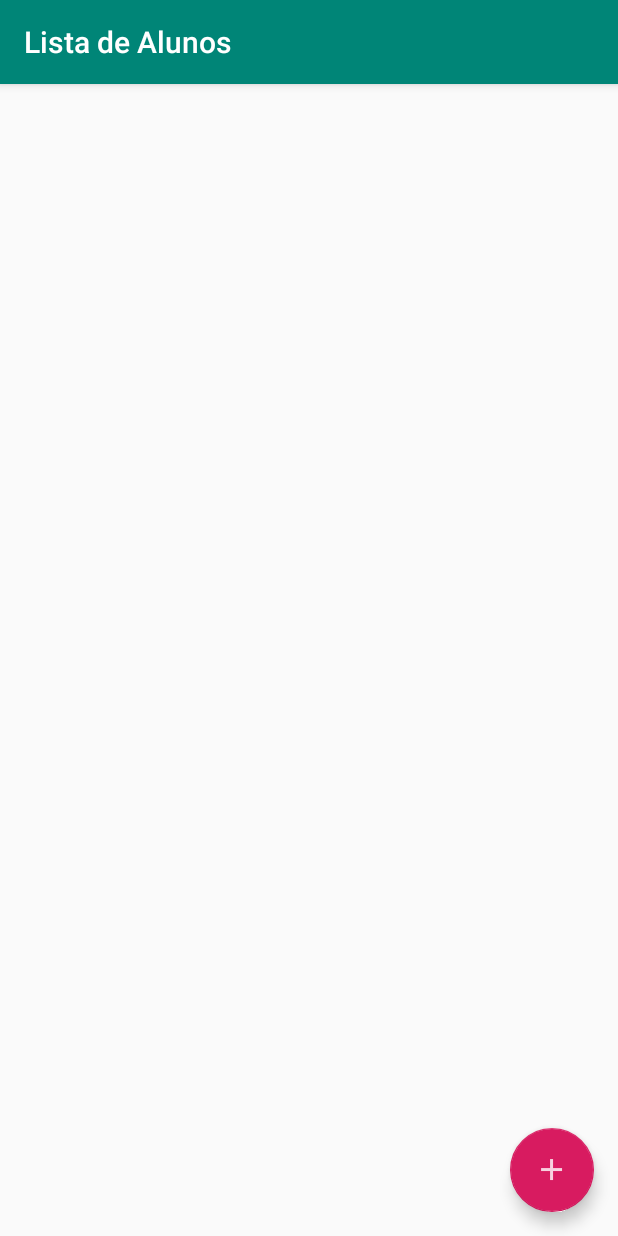
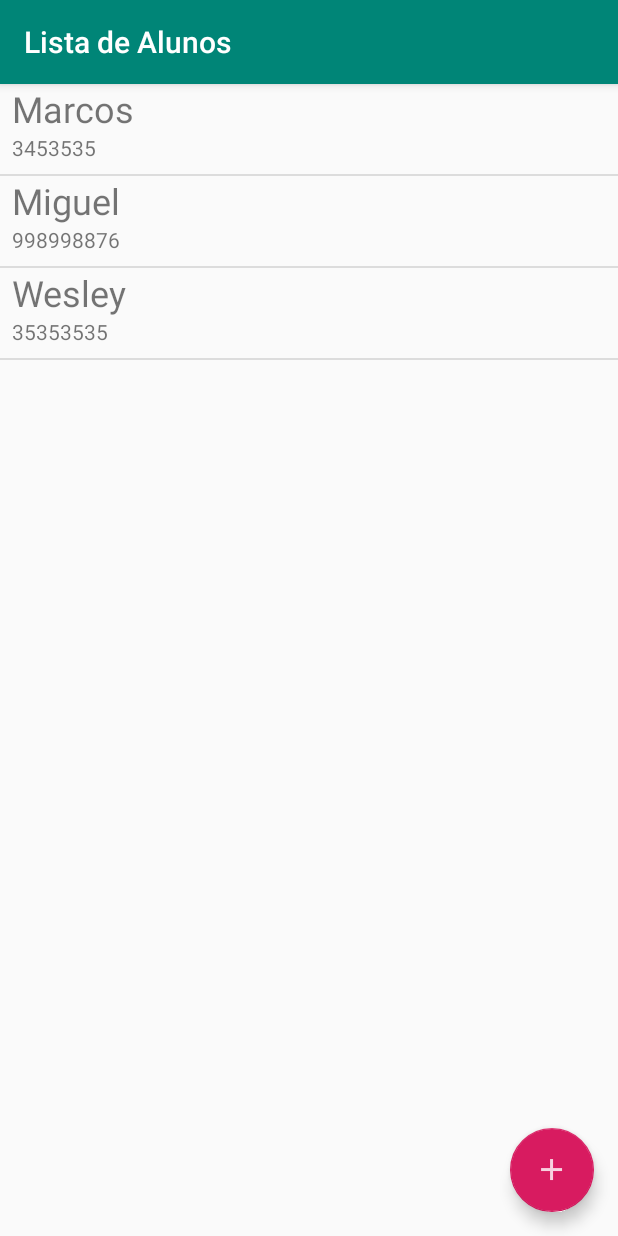
Before and after one commit to miguelBS13/senai-sga-agenda-android, an Android app: the screen it shows after launch (ListaAlunosActivity), on a phone screen of 412 x 824 dp. Run offline under Robolectric (Android 15) with nearby library versions, the phone set to English and light mode, and no system bars.

Commit message:
notificacao de remocao

```diff
--- a/app/src/main/AndroidManifest.xml
+++ b/app/src/main/AndroidManifest.xml
@@ -8,6 +8,7 @@
         android:label="@string/app_name"
         android:roundIcon="@mipmap/ic_launcher_round"
         android:supportsRtl="true"
+        android:name="br.senai.rn.agenda.AgendaApplication"
         android:theme="@style/AppTheme">
 
         <activity android:name=".FormularioAlunoActivity"/>
--- /dev/null
+++ b/app/src/main/java/br/senai/rn/agenda/AgendaApplication.java
@@ -0,0 +1,25 @@
+package br.senai.rn.agenda;
+
+import android.app.Application;
+
+import br.senai.rn.agenda.dao.AlunoDAO;
+import br.senai.rn.agenda.models.Aluno;
+
+public class AgendaApplication extends Application {
+
+    @Override
+    public void onCreate() {
+        super.onCreate();
+        CriarAlunosDeTeste();
+    }
+
+    private void CriarAlunosDeTeste() {
+        AlunoDAO dao =new AlunoDAO();
+
+        dao.salvar(new Aluno("Miguel", "998998876", "adsfkafdja@gmail.com"));
+        dao.salvar(new Aluno("Marcos", "3453535", "sla@gmail.com"));
+        dao.salvar(new Aluno("Wesley", "35353535", "isso@gmail.com"));
+    }
+
+
+}
--- a/app/src/main/java/br/senai/rn/agenda/activities/ListaAlunosActivity.java
+++ b/app/src/main/java/br/senai/rn/agenda/activities/ListaAlunosActivity.java
@@ -1,24 +1,19 @@
 package br.senai.rn.agenda.activities;
 
+import android.app.AlertDialog;
+import android.content.DialogInterface;
 import android.content.Intent;
 import android.os.Bundle;
 import android.support.annotation.Nullable;
 import android.support.design.widget.FloatingActionButton;
 import android.support.v7.app.AppCompatActivity;
 import android.view.ContextMenu;
-import android.view.LayoutInflater;
 import android.view.MenuItem;
 import android.view.View;
-import android.view.ViewGroup;
 import android.widget.AdapterView;
-import android.widget.ArrayAdapter;
-import android.widget.BaseAdapter;
 import android.widget.ListView;
-import android.widget.TextView;
 
-import java.util.ArrayList;
-import java.util.List;
-
+import br.senai.rn.agenda.adapters.ListaAlunoAdapter;
 import br.senai.rn.agenda.dao.AlunoDAO;
 import br.senai.rn.agenda.models.Aluno;
 
@@ -27,7 +22,7 @@ public class ListaAlunosActivity extends AppCompatActivity {
     private final String TITULO_APPBAR = "Lista de Alunos";
     private ListView listaAlunos;
     private FloatingActionButton botaoAdicionar;
-    private ArrayAdapter<Aluno> adapter;
+    private ListaAlunoAdapter adapter;
     private AlunoDAO dao;
 
     @Override
@@ -42,8 +37,7 @@ public class ListaAlunosActivity extends AppCompatActivity {
     @Override
     protected void onResume() {
         super.onResume();
-        adapter.clear();
-        adapter.addAll(dao.obterTodos());
+        adapter.update(dao.obterTodos());
     }
 
     private void inicializarComponentes() {
@@ -56,52 +50,13 @@ public class ListaAlunosActivity extends AppCompatActivity {
 
         registerForContextMenu(listaAlunos);
 
-        dao.salvar(new Aluno("Miguel", "998998876", "adsfkafdja@gmail.com"));
-        dao.salvar(new Aluno("Marcos", "3453535", "sla@gmail.com"));
-        dao.salvar(new Aluno("Wesley", "35353535", "isso@gmail.com"));
+
     }
 
     private void configurarAdapter(ListView listView) {
-        adapter = new ArrayAdapter<>(this, R.layout.item_aluno);
+        adapter = new ListaAlunoAdapter(this, dao.obterTodos());
 
-        listView.setAdapter (new BaseAdapter() {
-
-            final List<Aluno> alunos = new ArrayList<>();
-
-            @Override
-            public int getCount() {
-                return alunos.size();
-            }
-
-            @Override
-            public Aluno getItem(int position) {
-                return alunos.get(position);
-            }
-
-            @Override
-            public long getItemId(int position) {
-                return alunos.get(position).getId();
-            }
-
-            @Override
-            public View getView(int position, View convertView, ViewGroup parent) {
-
-                Aluno aluno = getItem(position);
-
-                TextView nome = findViewById(R.id.item_aluno_nome);
-                TextView telefone = findViewById(R.id.item_aluno_telefone);
-
-                nome.setText(aluno.getNome());
-                telefone.setText(aluno.getTelefone());
-
-                View viewCriada = LayoutInflater
-                        .from(ListaAlunosActivity.this)
-                        .inflate(R.layout.item_aluno, parent);
-
-                return viewCriada;
-
-            }
-        });
+        listView.setAdapter(adapter);
     }
 
     private void definirEventos() {
@@ -132,17 +87,28 @@ public class ListaAlunosActivity extends AppCompatActivity {
     }
 
     @Override
-    public boolean onContextItemSelected(MenuItem item) {
+    public boolean onContextItemSelected(final MenuItem item) {
         int menuSelecionado = item.getItemId();
 
         if (menuSelecionado == R.id.activity_lista_aluno_menu_remover) {
+
             AdapterView.AdapterContextMenuInfo menuInfo
                     = (AdapterView.AdapterContextMenuInfo) item.getMenuInfo();
-            Aluno alunoSelecionado = adapter.getItem(menuInfo.position);
-            dao.remover(alunoSelecionado);
-            adapter.remove(alunoSelecionado);
+            final Aluno alunoSelecionado = adapter.getItem(menuInfo.position);
+
+            new AlertDialog.Builder(this)
+                    .setTitle("Remover Aluno?")
+                    .setMessage("Deseja remover esse aluno "+ alunoSelecionado.getNome()+"?")
+                    .setPositiveButton("Sim", new DialogInterface.OnClickListener() {
+                        @Override
+                        public void onClick(DialogInterface dialog, int which) {
+                            dao.remover(alunoSelecionado);
+                            adapter.remove(alunoSelecionado);
+                        }
+                    })
+                    .setNegativeButton("Não", null)
+                    .show();
         }
-
 
         return super.onContextItemSelected(item);
 
--- /dev/null
+++ b/app/src/main/java/br/senai/rn/agenda/adapters/ListaAlunoAdapter.java
@@ -0,0 +1,75 @@
+package br.senai.rn.agenda.adapters;
+
+import android.content.Context;
+import android.view.LayoutInflater;
+import android.view.View;
+import android.view.ViewGroup;
+import android.widget.BaseAdapter;
+import android.widget.TextView;
+
+import java.util.ArrayList;
+import java.util.List;
+
+import br.senai.rn.agenda.activities.R;
+import br.senai.rn.agenda.models.Aluno;
+
+public class ListaAlunoAdapter extends BaseAdapter {
+
+    private final List<Aluno> alunos;
+    private final Context context;
+
+    public ListaAlunoAdapter(Context context, List<Aluno> alunos) {
+        this.context = context;
+        this.alunos = new ArrayList<>();
+    }
+
+    @Override
+    public int getCount() {
+        return alunos.size();
+    }
+
+    @Override
+    public Aluno getItem(int position) {
+        return alunos.get(position);
+    }
+
+    @Override
+    public long getItemId(int position) {
+        return alunos.get(position).getId();
+    }
+
+    @Override
+    public View getView(int position, View convertView, ViewGroup parent) {
+        View viewCriada = criarView(parent);
+        Aluno alunoEncontrado = getItem(position);
+        vincularElementos(viewCriada, alunoEncontrado);
+        return viewCriada;
+
+    }
+
+    private void vincularElementos(View view, Aluno aluno) {
+        TextView nome = view.findViewById(R.id.item_aluno_nome);
+        TextView telefone = view.findViewById(R.id.item_aluno_telefone);
+
+        nome.setText(aluno.getNome());
+        telefone.setText(aluno.getTelefone());
+    }
+
+    private View criarView(ViewGroup parent) {
+        return LayoutInflater
+                    .from(context)
+                    .inflate(R.layout.item_aluno, parent, false);
+    }
+
+    public void remove (Aluno aluno){
+        alunos.remove(aluno);
+        notifyDataSetChanged();
+    }
+
+    public void update(List<Aluno> alunos){
+        this.alunos.clear();
+        this.alunos.addAll(alunos);
+        notifyDataSetChanged();
+    }
+
+}
--- a/app/src/main/res/layout/item_aluno.xml
+++ b/app/src/main/res/layout/item_aluno.xml
@@ -18,7 +18,8 @@
         android:layout_height="wrap_content"
         android:layout_marginStart="8dp"
         android:layout_marginEnd="8dp"
-        android:textSize="16sp"
+        android:layout_marginBottom="8dp"
+        android:textSize="14sp"
         android:text="123123123"/>
 
 
```
